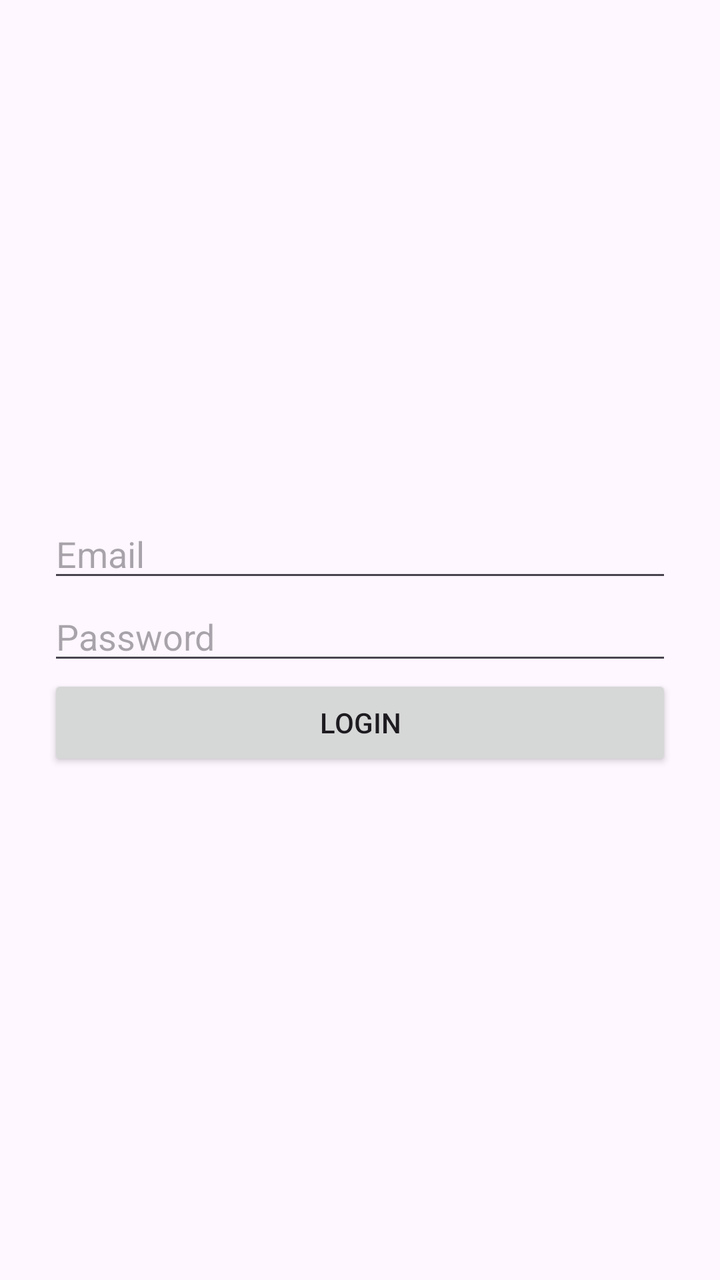
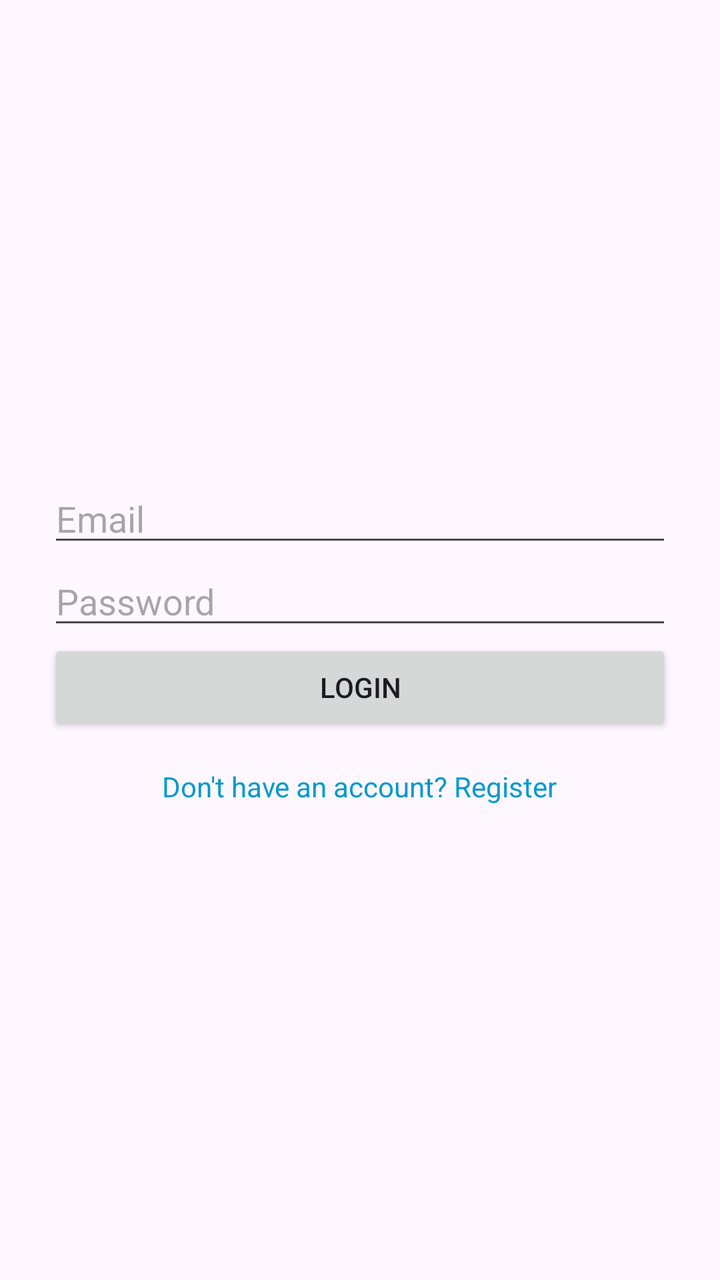

Before-and-after screenshots of an Android layout around one commit, followed by the original layout XML and the change that was made.
<!-- AndroidManifest.xml: application theme Theme.HabitTracker -->
<!-- res/layout/activity_login.xml -->
<LinearLayout
    xmlns:android="http://schemas.android.com/apk/res/android"
    android:orientation="vertical"
    android:padding="24dp"
    android:layout_width="match_parent"
    android:layout_height="match_parent"
    android:layout_gravity="center"
    android:gravity="center">

    <EditText
        android:id="@+id/etEmail"
        android:hint="Email"
        android:layout_width="match_parent"
        android:layout_height="wrap_content"/>

    <EditText
        android:id="@+id/etPassword"
        android:hint="Password"
        android:inputType="textPassword"
        android:layout_width="match_parent"
        android:layout_height="wrap_content"/>

    <Button
        android:id="@+id/btnLogin"
        android:text="Login"
        android:layout_width="match_parent"
        android:layout_height="wrap_content"/>

</LinearLayout>
<!-- resources referenced by this layout -->
<resources>
  <style name="Theme.HabitTracker" parent="Base.Theme.HabitTracker" />
  <style name="Base.Theme.HabitTracker" parent="Theme.Material3.DayNight.NoActionBar">
          
          
      </style>
</resources>

<!-- the commit's change to res/layout/activity_login.xml (unified diff, before → after) -->
@@ -25,5 +25,12 @@
         android:text="Login"
         android:layout_width="match_parent"
         android:layout_height="wrap_content"/>
+    <TextView
+        android:id="@+id/txtRegister"
+        android:text="Don't have an account? Register"
+        android:textColor="@android:color/holo_blue_dark"
+        android:layout_width="wrap_content"
+        android:layout_height="wrap_content"
+        android:paddingTop="16dp"/>
 
 </LinearLayout>
